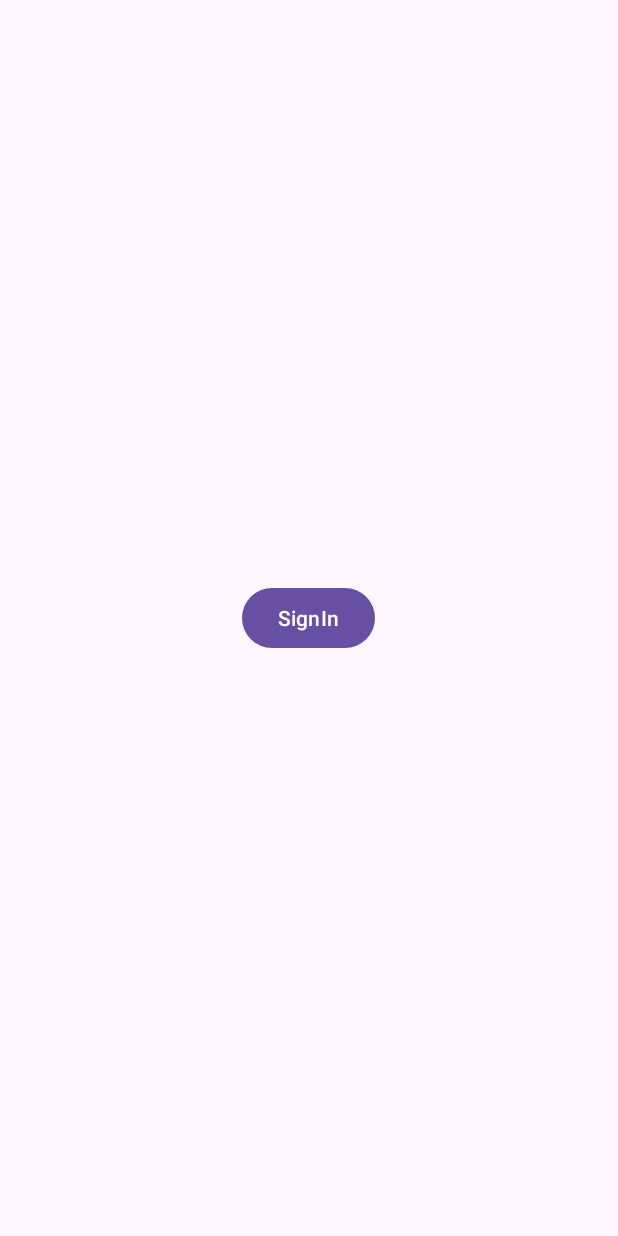
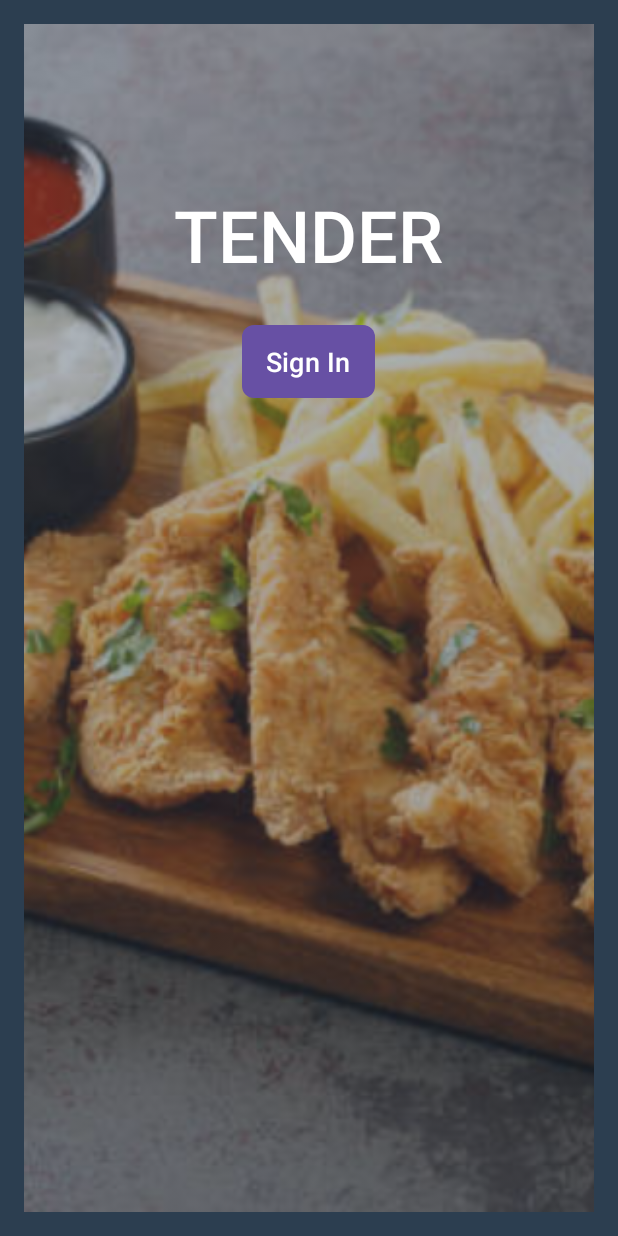
Before and after one commit to alkatatm/Tender, an Android app: the layout activity_splash.xml on its own in the app's theme, with its tools: preview values and no code run, on a phone screen of 412 x 824 dp. Run offline under Robolectric (Android 15) with nearby library versions, the phone set to English and light mode, and no system bars; network calls fail.

Commit message:
grad_credit final commmit

```diff
--- a/app/build.gradle.kts
+++ b/app/build.gradle.kts
@@ -58,6 +58,5 @@ dependencies {
     androidTestImplementation("androidx.test.ext:junit:1.1.5")
     androidTestImplementation("androidx.test.espresso:espresso-core:3.5.1")
 
-    implementation("com.github.Cidaas:cidaas-android-sdk:3.0.0")
     implementation("com.google.android.gms:play-services-auth:18.0.0")
 }
--- /dev/null
+++ b/app/src/main/res/drawable/rounded_button_background.xml
@@ -0,0 +1,5 @@
+<?xml version="1.0" encoding="utf-8"?>
+<shape xmlns:android="http://schemas.android.com/apk/res/android">
+    <corners android:radius="8dp" />
+    <solid android:color="#3498DB" />
+</shape>
--- a/app/src/main/res/layout/activity_splash.xml
+++ b/app/src/main/res/layout/activity_splash.xml
@@ -1,14 +1,52 @@
 <?xml version="1.0" encoding="utf-8"?>
-<RelativeLayout xmlns:andorid="http://schemas.android.com/apk/res/android"
-    andorid:layout_width="match_parent"
-    andorid:layout_height="match_parent">
+<RelativeLayout
+    xmlns:android="http://schemas.android.com/apk/res/android"
+    android:layout_width="match_parent"
+    android:layout_height="match_parent"
+    android:padding="16dp"
+    android:background="#2C3E50">
 
+    <!-- HD Image Background -->
+    <ImageView
+        android:id="@+id/background_image"
+        android:layout_width="match_parent"
+        android:layout_height="match_parent"
+        android:contentDescription="Background Image"
+        android:scaleType="centerCrop"
+        android:src="@drawable/tender"
+        android:alpha="0.6" />
+
+    <!-- App Name TextView -->
+    <TextView
+        android:id="@+id/app_name_textview"
+        android:layout_width="wrap_content"
+        android:layout_height="wrap_content"
+        android:layout_centerHorizontal="true"
+        android:layout_marginTop="100dp"
+        android:text="TENDER"
+        android:textSize="48sp"
+        android:textColor="#FFFFFF"
+        android:textStyle="bold"
+        android:fontFamily="sans-serif-light"
+        android:padding="8dp"
+        android:elevation="4dp" />
+
+    <!-- Sign In Button -->
     <Button
-        andorid:id="@+id/sign_in_button"
-        andorid:layout_width="wrap_content"
-        andorid:layout_height="wrap_content"
-        andorid:layout_centerInParent="true"
-        andorid:text="SignIn"/>
-
+        android:id="@+id/sign_in_button"
+        android:layout_width="wrap_content"
+        android:layout_height="wrap_content"
+        android:layout_below="@id/app_name_textview"
+        android:layout_centerHorizontal="true"
+        android:layout_marginTop="20dp"
+        android:text="Sign In"
+        android:textSize="18sp"
+        android:textColor="#FFFFFF"
+        android:background="@drawable/rounded_button_background"
+        android:elevation="4dp"
+        android:paddingStart="16dp"
+        android:paddingEnd="16dp"
+        android:paddingTop="8dp"
+        android:paddingBottom="8dp" />
 
 </RelativeLayout>
```
Also changed, not shown: app/src/main/AndroidManifest.xml (+13 -11 lines), app/src/main/java/com/example/tender/MainActivity.kt (+62 -18 lines), app/src/main/res/drawable/rounded_corner_background.xml (added, +8 -0 lines), app/src/main/res/layout-land/activity_main.xml (+11 -0 lines), app/src/main/res/layout/activity_main.xml (+9 -5 lines), app/src/main/res/drawable/tender.jpg (added).
